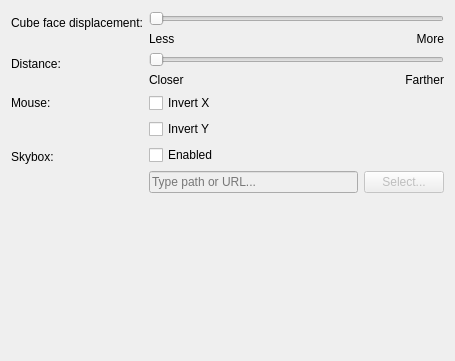
Above: src/kcm/cubeeffectkcm.ui from zzag/kwin-effects-cube before the change. Below: the same form after it.
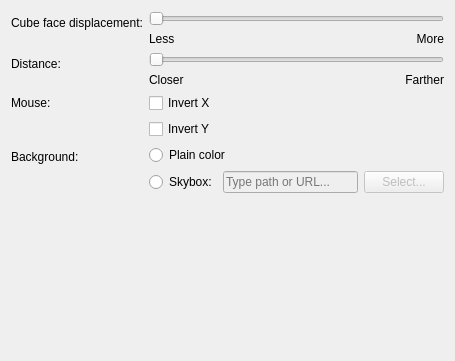
That is the form after the change. Custom widgets are drawn as their Qt base class.

Commit message: Make background configuration more flexible

Patch:
```diff
--- a/src/kcm/cubeeffectkcm.ui
+++ b/src/kcm/cubeeffectkcm.ui
@@ -149,21 +149,28 @@
    <item row="4" column="0">
     <widget class="QLabel" name="label_3">
      <property name="text">
-      <string>Skybox:</string>
+      <string>Background:</string>
      </property>
     </widget>
    </item>
    <item row="4" column="1">
     <layout class="QVBoxLayout" name="verticalLayout">
      <item>
-      <widget class="QCheckBox" name="kcfg_SkyBoxEnabled">
+      <widget class="QRadioButton" name="button_Color">
        <property name="text">
-        <string>Enabled</string>
+        <string>Plain color</string>
        </property>
       </widget>
      </item>
      <item>
-      <layout class="QHBoxLayout" name="horizontalLayout">
+      <layout class="QHBoxLayout" name="horizontalLayout_2">
+       <item>
+        <widget class="QRadioButton" name="button_SkyBox">
+         <property name="text">
+          <string>Skybox:</string>
+         </property>
+        </widget>
+       </item>
        <item>
         <widget class="QLineEdit" name="kcfg_SkyBox">
          <property name="enabled">
@@ -175,7 +182,7 @@
         </widget>
        </item>
        <item>
-        <widget class="QPushButton" name="button_SkyBox">
+        <widget class="QPushButton" name="button_SelectSkyBox">
          <property name="enabled">
           <bool>false</bool>
          </property>
```
Left out of the diff: 28 changed lines with no effect on the pictures. The commit also changes 6 other files.
